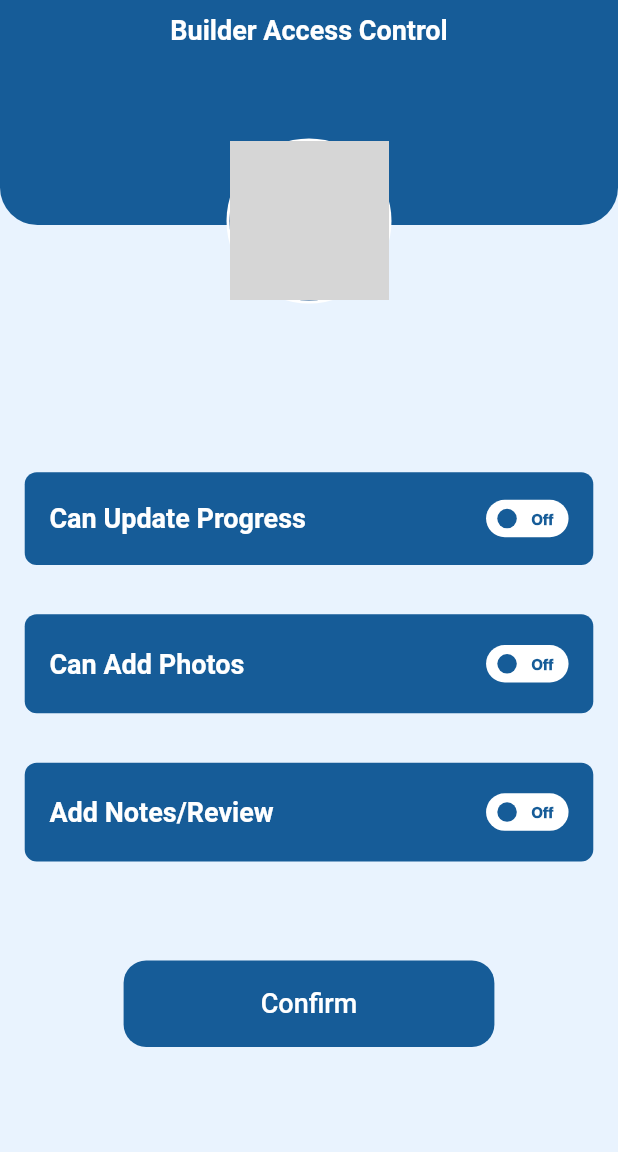
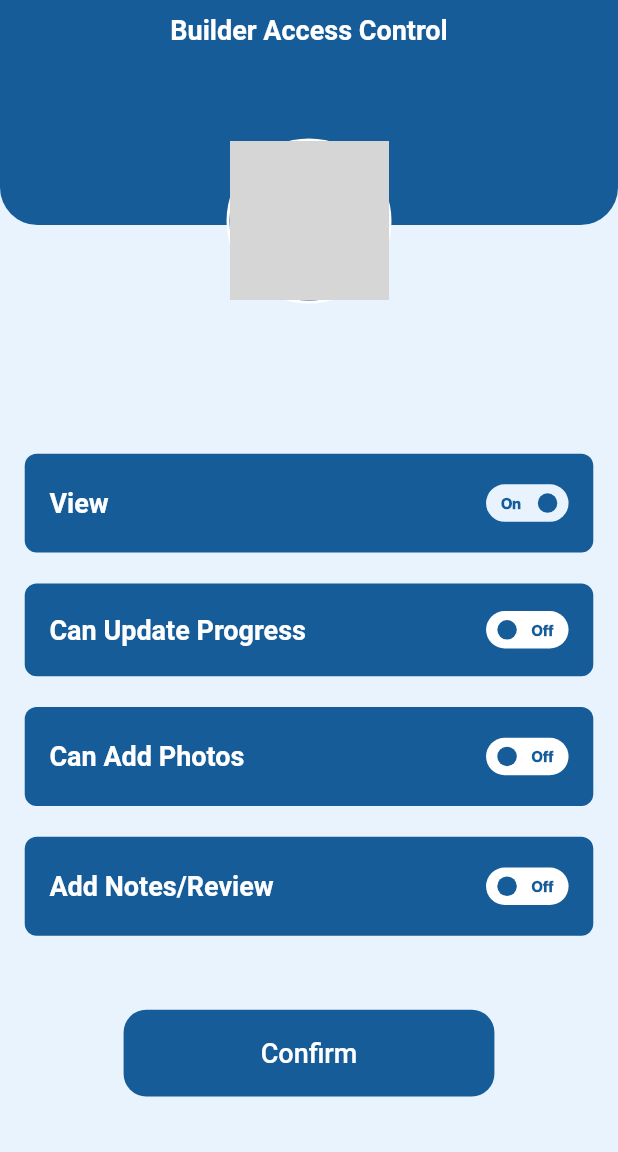
Before and after one commit to Pixelpk/flipro_Admin_v2, a Flutter app: the BuilderAccessControlScreen screen opened directly with empty values, on a phone screen of 412 x 824 dp, the part 84-1236 px from its top. Run offline on Flutter 3.47's test engine with Material 2 defaults, Android fonts, the light colour scheme and no system bars; drawn by our look-alikes of flutter_switch; our stand-ins replace cached_network_image, chewie, country_code_picker, device_preview, firebase_core, firebase_messaging and 18 more; missing offline and left inert: dart:ffi, video_compress; accounts and stored records are empty; network calls fail; Roboto replaces fonts that are missing (SF-Pro-Display-Semibold); project files that could hold a hidden picture were left out; grey boxes are pictures that could not be loaded.

```diff
--- a/lib/core/model/project_response/project_response.dart
+++ b/lib/core/model/project_response/project_response.dart
@@ -84,7 +84,8 @@ class Project {
   String? phone;
   String? applicantAddress;
   String? registeredOwners;
-  int? currentPropertyValue;
+  int? currentPropertyValue;  String? projectLatestMarkedValue ;
+
   int? propertyDebt;
   int? crossCollaterized;
   String? status;
@@ -126,8 +127,9 @@ class Project {
       this.description,
       this.progressSatisfied,
       this.email,
-      this.phone,
-      this.applicantAddress,
+      this.phone,        this.projectLatestMarkedValue,
+
+        this.applicantAddress,
       this.registeredOwners,
       this.currentPropertyValue,
       this.valuers,
@@ -161,6 +163,7 @@ class Project {
     if (json['latest_note'] != null) {
       latestNote = Note.fromJson(json["latest_note"]);
     }
+    projectLatestMarkedValue = json['latest_value'].toString();
 
     area = json['area'] ?? '';
     progressSatisfied = json['progress_satisfied'] ?? false;
@@ -250,6 +253,7 @@ class Project {
     if (status != null) {
       data['status'] = status!;
     }
+    data['latest_value'] = projectLatestMarkedValue ?? '0' ;
     if (createdAt != null) {
       data['created_at'] = createdAt!;
     }
--- a/lib/core/view_model/loaded_project/loaded_project.dart
+++ b/lib/core/view_model/loaded_project/loaded_project.dart
@@ -63,7 +63,9 @@ class LoadedProjectProvider with ChangeNotifier {
       return ProjectRoles();
     }
   }
-
+  refresh(){
+    fetchLoadedProject(_loadedProject!.id!);
+  }
   ProjectRoles getValuerRoleById(int? valuerId) {
     try {
       UserRoleModel userRoleModel =
--- a/lib/main.dart
+++ b/lib/main.dart
@@ -60,10 +60,6 @@ class FliproAdminApp extends StatelessWidget {
               create: (context) => ProjectsProvider(null),
               update: (context, userProvider, projectsProvider) => ProjectsProvider(userProvider.getAuthToken),
           ),
-          // ChangeNotifierProxyProvider<UserProvider, AccessControlProvider>(
-          //   create: (context) => AccessControlProvider(null),
-          //   update: (context, userProvider, projectsProvider) => AccessControlProvider(userProvider.getAuthToken),
-          // ),
           ChangeNotifierProxyProvider<UserProvider, LoadedProjectProvider>(
             create: (context) => LoadedProjectProvider(null),
             update: (context, loadedProvider, projectsProvider) => LoadedProjectProvider(loadedProvider.getAuthToken),
--- a/lib/ui/view/access_control_screen/builder_access_control_screen.dart
+++ b/lib/ui/view/access_control_screen/builder_access_control_screen.dart
@@ -84,7 +84,14 @@ class BuilderAccessControlScreen extends StatelessWidget {
                   ),
                 ),
                 SizedBox(
-                  height: 4.h,
+                  height: 2.5.h,
+                ),
+                SwitchTile(
+                    private: accessControlProvider.getSelectedRoles.view,
+                    tileTitle: "View",
+                    callback: accessControlProvider.setviewAccess),
+                SizedBox(
+                  height: 2.5.h,
                 ),
                 SwitchTile(
                   private:
@@ -95,7 +102,7 @@ class BuilderAccessControlScreen extends StatelessWidget {
                   tileTitle: "Can Update Progress",
                 ),
                 SizedBox(
-                  height: 4.h,
+                  height: 2.5.h,
                 ),
                 SwitchTile(
                   private: accessControlProvider.getSelectedRoles.addPhotos,
@@ -103,14 +110,14 @@ class BuilderAccessControlScreen extends StatelessWidget {
                   callback: accessControlProvider.setAddPhotosAccess,
                 ),
                 SizedBox(
-                  height: 4.h,
+                  height: 2.5.h,
                 ),
                 SwitchTile(
                     private: accessControlProvider.getSelectedRoles.addNotes,
                     tileTitle: "Add Notes/Review",
                     callback: accessControlProvider.setAddNotesAccess),
                 SizedBox(
-                  height: 8.h,
+                  height: 6.h,
                 ),
                 Row(
                   mainAxisAlignment: MainAxisAlignment.center,
--- a/lib/ui/view/access_control_screen/franchisee_access_control_screen.dart
+++ b/lib/ui/view/access_control_screen/franchisee_access_control_screen.dart
@@ -88,7 +88,7 @@ class FranchiseeAccessControlScreen extends StatelessWidget {
                   heigth: 7.5.h,
                   callback: accessControlProvider.setviewAccess,
                   private: accessControlProvider.getSelectedRoles.view,
-                  tileTitle: "View Only",
+                  tileTitle: "View",
                 ),
                 SizedBox(
                   height: 3.h,
--- a/lib/ui/view/access_control_screen/home_owner_access_control.dart
+++ b/lib/ui/view/access_control_screen/home_owner_access_control.dart
@@ -86,7 +86,7 @@ class HomeOwnerAccessControlScreen extends StatelessWidget {
                 ),
                 SwitchTile(
                     private: accessControlProvider.getSelectedRoles.view,
-                    tileTitle: "View Only",
+                    tileTitle: "View",
                     callback: accessControlProvider.setviewAccess),
                 SizedBox(
                   height: 4.h,
--- a/lib/ui/view/access_control_screen/valuer_access_control_screen.dart
+++ b/lib/ui/view/access_control_screen/valuer_access_control_screen.dart
@@ -85,6 +85,13 @@ class ValuerAccessControlScreen extends StatelessWidget {
                   height: 4.h,
                 ),
                 SwitchTile(
+                    private: accessControlProvider.getSelectedRoles.view,
+                    tileTitle: "View",
+                    callback: accessControlProvider.setviewAccess),
+                SizedBox(
+                  height: 4.h,
+                ),
+                SwitchTile(
                   private: accessControlProvider.getSelectedRoles.addValue,
                   width: 90.w,
                   heigth: 7.5.h,
@@ -102,10 +109,7 @@ class ValuerAccessControlScreen extends StatelessWidget {
                 SizedBox(
                   height: 4.h,
                 ),
-                SwitchTile(
-                    private: accessControlProvider.getSelectedRoles.view,
-                    tileTitle: "View Only",
-                    callback: accessControlProvider.setviewAccess),
+
                 SizedBox(
                   height: 8.h,
                 ),
--- a/lib/ui/view/forgot_password_screen/forgot_password_screen.dart
+++ b/lib/ui/view/forgot_password_screen/forgot_password_screen.dart
@@ -23,7 +23,7 @@ class _ForgotPasswordScreenState extends State<ForgotPasswordScreen> {
   final _formKey = GlobalKey<FormState>();
 
   TextEditingController emailController =
-      TextEditingController(text: "franchise@mailinator.com");
+      TextEditingController();
   @override
   void dispose() {
     emailController.dispose();
--- a/lib/ui/view/home_screen/home_page_body.dart
+++ b/lib/ui/view/home_screen/home_page_body.dart
@@ -49,6 +49,10 @@ class _HomePageBodyState extends State<HomePageBody> {
             projectProvider.getCurrentPage == 1) {
           return HelperWidget.progressIndicator();
         }
+        if (projectProvider.getLoadingState == loadingState.loaded &&
+            projectProvider.getProjects == null) {
+          return const Center(child: Text("Encounter an error please try again later"));
+        }
         return LazyLoadScrollView(
             isLoading: projectProvider.getLoadingState == loadingState.loading,
             onEndOfPage: () =>
--- a/lib/ui/view/login_screen/login_screen.dart
+++ b/lib/ui/view/login_screen/login_screen.dart
@@ -24,8 +24,8 @@ class LoginScreen extends StatefulWidget {
 
 class _LoginScreenState extends State<LoginScreen> {
   bool obsuredPassword = true;
-  TextEditingController emailController = TextEditingController(text: "admin@mailinator.com");
-  TextEditingController passwordController = TextEditingController(text: "admin@123");
+  TextEditingController emailController = TextEditingController();
+  TextEditingController passwordController = TextEditingController();
   final GlobalKey<FormState> _formKey = GlobalKey<FormState>();
 
   @override
--- a/lib/ui/view/media_player/file_media_player.dart
+++ b/lib/ui/view/media_player/file_media_player.dart
@@ -23,7 +23,7 @@ class FileMediaPlayer extends StatefulWidget {
 
 class _FileMediaPlayerState extends State<FileMediaPlayer> {
   TargetPlatform? _platform;
-  late VideoPlayerController _videoPlayerController1;\
+  late VideoPlayerController _videoPlayerController1;
   ChewieController? _chewieController;
 
   @override
--- a/lib/ui/view/members_screen/add_member/add_member_screen.dart
+++ b/lib/ui/view/members_screen/add_member/add_member_screen.dart
@@ -135,7 +135,7 @@ class _AddMemberScreenState extends State<AddMemberScreen> {
                       .subtitle1!
                       .copyWith(color: AppColors.greyFontColor),
                 ),
-                Container(
+                SizedBox(
                   height: 8.h,
                   child: Row(
                     children: [
@@ -194,6 +194,8 @@ class _AddMemberScreenState extends State<AddMemberScreen> {
                       // Expanded(child: Container()),
                       Flexible(
                           flex: 30,
+                          child: SizedBox(
+                            height: 8.h,
                             child: TextFormField(
                               controller: phoneController,
                               validator: (e) {
@@ -207,6 +209,7 @@ class _AddMemberScreenState extends State<AddMemberScreen> {
                               keyboardType: TextInputType.phone,
                               decoration: customInputDecoration(
                                   context: context, hintText: "Phone no."),
+                            ),
                           )),
                     ],
                   ),
--- a/lib/ui/view/project_acceptance_screen/project_acceptance_screen.dart
+++ b/lib/ui/view/project_acceptance_screen/project_acceptance_screen.dart
@@ -42,9 +42,9 @@ int _index = 0 ;
               },
               physics: const NeverScrollableScrollPhysics(),
               controller: pageController,
-              children:  <Widget>[
-                const ProjectApprovalTabScreen(),
-                const ProjectPaymentTabScreen()
+              children:  const <Widget>[
+                ProjectApprovalTabScreen(),
+                ProjectPaymentTabScreen()
               ],
             ),
           ),
--- a/lib/ui/view/view_project_screen/view_project_screen.dart
+++ b/lib/ui/view/view_project_screen/view_project_screen.dart
@@ -79,7 +79,7 @@ class _ViewProjectScreenState extends State<ViewProjectScreen> {
           Expanded(
             child: PageView(
               onPageChanged: homeProvider.onProjectViewPageChange,
-              physics: const BouncingScrollPhysics(),
+              physics:const NeverScrollableScrollPhysics(),
               controller: pageController,
               children: const <Widget>[
                 ProjectOverviewScreen(
--- a/lib/ui/widget/trademan_section.dart
+++ b/lib/ui/widget/trademan_section.dart
@@ -137,7 +137,7 @@ class TradeManSection extends StatelessWidget {
               text: 'Revoke Access',
               callback: () {
                 Navigator.pushNamed(
-                    context, ValuerAccessControlScreen.routeName,
+                    context, BuilderAccessControlScreen.routeName,
                     arguments: AccessControlObject(userRoleModel: builder![0], routeName: currentrouteName));
               },
             ):  null:null:null ,
--- a/lib/ui/widget/view_project_details.dart
+++ b/lib/ui/widget/view_project_details.dart
@@ -3,6 +3,7 @@ import 'package:fliproadmin/core/utilities/logic_helper.dart';
 import 'package:fliproadmin/core/view_model/auth_provider/auth_provider.dart';
 import 'package:fliproadmin/core/view_model/loaded_project/loaded_project.dart';
 import 'package:fliproadmin/core/view_model/projects_provider/projects_provider.dart';
+import 'package:fliproadmin/ui/widget/helper_widget.dart';
 import 'package:fliproadmin/ui/widget/main_button.dart';
 import 'package:fliproadmin/ui/widget/media_section.dart';
 import 'package:fliproadmin/ui/widget/project_info.dart';
@@ -42,7 +43,7 @@ class ViewProjectDetails extends StatelessWidget {
             return Container();
           }
           if (project.getLoadingState == loadingState.loading) {
-            return Container();
+            return HelperWidget.progressIndicator();
           }
             return ListView(
               children: [
@@ -53,7 +54,6 @@ class ViewProjectDetails extends StatelessWidget {
                 const SizedBox(
                   height: 30,
                 ),
-
                    Row(
                     mainAxisAlignment: projectRejected
                         ? MainAxisAlignment.center
```
Also changed, not shown: lib/ui/view/project_overview_screen/project_overview_Screen.dart (+30 -1 lines), lib/ui/view/view_project_screen/builder_tab_screen.dart (+6 -1 lines), lib/ui/view/view_project_screen/franchisee_tab_screen.dart (+6 -1 lines), lib/ui/widget/custom_cache_network_image.dart (+11 -5 lines), 17 other files. Lines whose indentation alone changed are shown as unchanged.
